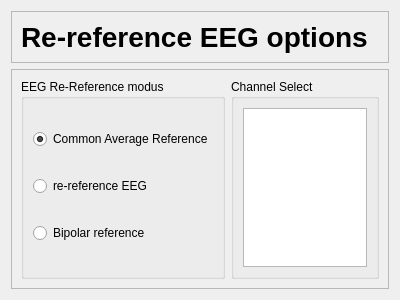
The window that applications/mne_scan/plugins/reference/FormFiles/referencetoolbar.ui (mne-tools/mne-cpp) describes before a commit, drawn with Qt 5.
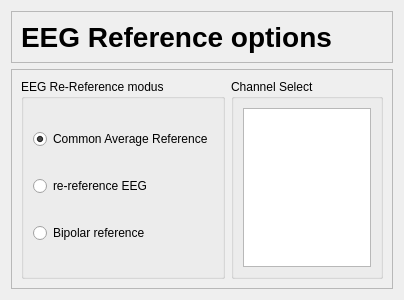
The same window after the commit.

Commit message: [SC-142] debug Reference plugin

```diff
--- a/applications/mne_scan/plugins/reference/FormFiles/referencetoolbar.ui
+++ b/applications/mne_scan/plugins/reference/FormFiles/referencetoolbar.ui
@@ -6,7 +6,7 @@
    <rect>
     <x>0</x>
     <y>0</y>
-    <width>400</width>
+    <width>404</width>
     <height>300</height>
    </rect>
   </property>
@@ -45,7 +45,7 @@
          </font>
         </property>
         <property name="text">
-         <string>Re-reference EEG options</string>
+         <string>EEG Reference options</string>
         </property>
        </widget>
       </item>
```
The commit also changes 12 other files.
